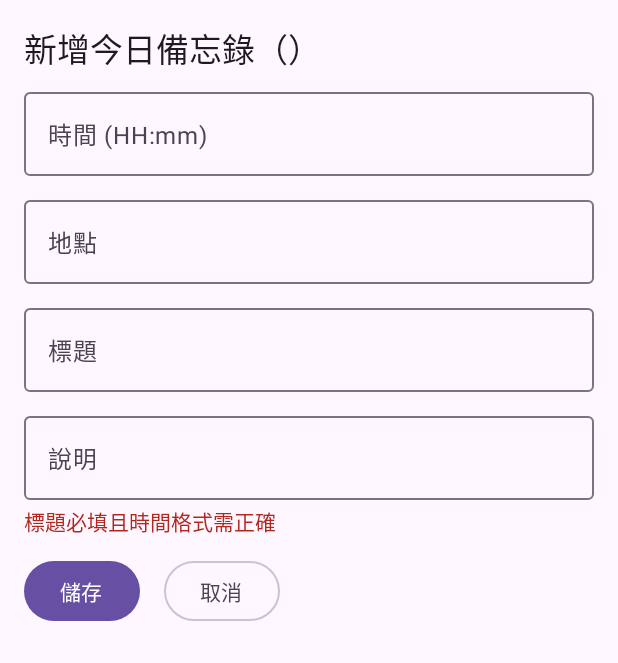
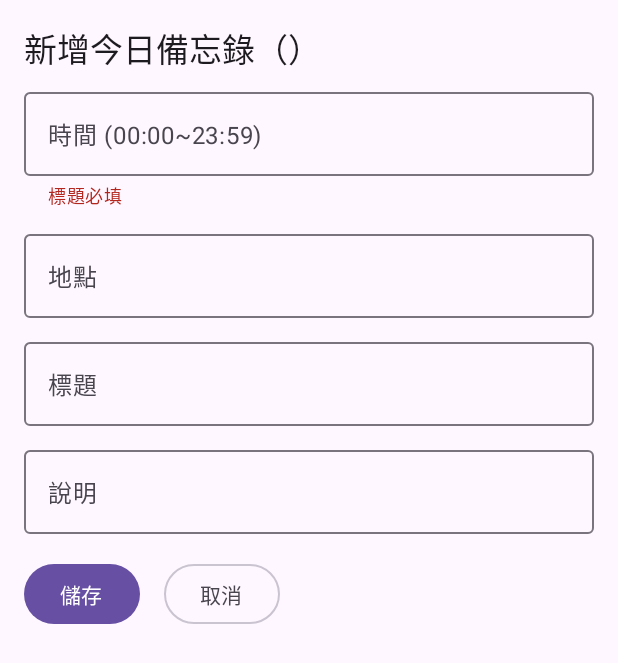
Before and after one commit to joanne3329/memocalendarapp, an Android app built with Jetpack Compose: the composable AddMemoScreen called with empty values, after a tap on "儲存", on a phone screen of 412 x 824 dp. Shown: the top 663 px of the screen. Run offline under Robolectric (Android 15) with nearby library versions, the phone set to English and light mode, and no system bars.

Commit message:
驗證時間功能

```diff
--- a/app/build.gradle.kts
+++ b/app/build.gradle.kts
@@ -48,7 +48,7 @@ dependencies {
     implementation("androidx.core:core-ktx:1.12.0")
     implementation("androidx.appcompat:appcompat:1.6.1")
     implementation("androidx.compose.ui:ui:1.6.4")
-    implementation("androidx.compose.material3:material3:1.2.1")
+    implementation("androidx.compose.material3:material3:1.2.1")   // << 只要這一條！
     implementation("androidx.compose.ui:ui-tooling-preview:1.6.4")
     implementation("androidx.lifecycle:lifecycle-runtime-ktx:2.7.0")
     implementation("androidx.lifecycle:lifecycle-viewmodel-compose:2.7.0")
--- a/app/src/main/java/com/example/memocalendarapp/ui/AddMemoScreen.kt
+++ b/app/src/main/java/com/example/memocalendarapp/ui/AddMemoScreen.kt
@@ -4,10 +4,16 @@ import androidx.compose.foundation.layout.*
 import androidx.compose.material3.*
 import androidx.compose.runtime.*
 import androidx.compose.ui.Modifier
+import androidx.compose.ui.unit.dp
 import androidx.compose.ui.platform.LocalContext
-import androidx.compose.ui.unit.dp
 import com.example.memocalendarapp.data.Memo
 import com.example.memocalendarapp.util.NotificationUtil
+
+fun isValidTime24(time: String): Boolean {
+    // 正則可過 00:00 ~ 23:59
+    val regex = Regex("^(?:[01]\\d|2[0-3]):[0-5]\\d$")
+    return regex.matches(time)
+}
 
 @Composable
 fun AddMemoScreen(
@@ -22,14 +28,29 @@ fun AddMemoScreen(
     var title by remember { mutableStateOf("") }
     var description by remember { mutableStateOf("") }
     var showError by remember { mutableStateOf(false) }
+    var errorMsg by remember { mutableStateOf("") }
 
     Column(Modifier.padding(16.dp)) {
         Text("新增今日備忘錄（$today）", style = MaterialTheme.typography.titleLarge)
         OutlinedTextField(
             value = time,
-            onValueChange = { time = it },
-            label = { Text("時間 (HH:mm)") },
-            modifier = Modifier.fillMaxWidth().padding(vertical = 4.dp)
+            onValueChange = {
+                time = it
+                if (!isValidTime24(it) && it.isNotEmpty()) {
+                    showError = true
+                    errorMsg = "請輸入 24 小時制時間格式（00:00~23:59）"
+                } else {
+                    showError = false
+                }
+            },
+            label = { Text("時間 (00:00~23:59)") },
+            modifier = Modifier.fillMaxWidth().padding(vertical = 4.dp),
+            singleLine = true,
+            supportingText = {
+                if (showError) {
+                    Text(errorMsg, color = MaterialTheme.colorScheme.error)
+                }
+            }
         )
         OutlinedTextField(
             value = location,
@@ -49,13 +70,21 @@ fun AddMemoScreen(
             label = { Text("說明") },
             modifier = Modifier.fillMaxWidth().padding(vertical = 4.dp)
         )
-        if (showError) Text("標題必填且時間格式需正確", color = MaterialTheme.colorScheme.error)
         Row(Modifier.padding(top = 12.dp)) {
             Button(
                 onClick = {
-                    if (title.isBlank() || !time.matches(Regex("\\d{2}:\\d{2}"))) {
-                        showError = true
-                    } else {
+                    try {
+                        if (title.isBlank()) {
+                            showError = true
+                            errorMsg = "標題必填"
+                            return@Button
+                        }
+                        if (!isValidTime24(time)) {
+                            showError = true
+                            errorMsg = "請輸入 24 小時制時間格式（00:00~23:59）"
+                            return@Button
+                        }
+                        showError = false
                         val memo = Memo(
                             date = today,
                             time = time,
@@ -64,8 +93,13 @@ fun AddMemoScreen(
                             description = description
                         )
                         onSave(memo)
-                        NotificationUtil.scheduleMemoReminder(context, memo) // 新增提醒
+                        NotificationUtil.scheduleMemoReminder(context, memo)
                         onBack()
+                    } catch (e: Exception) {
+                        showError = true
+                        errorMsg = "發生錯誤：${e.message}"
+                        // 你可以用 Log.e 印出錯誤
+                        e.printStackTrace()
                     }
                 }
             ) { Text("儲存") }
```
Also changed, not shown: build.gradle.kts (line endings or trailing spaces).
